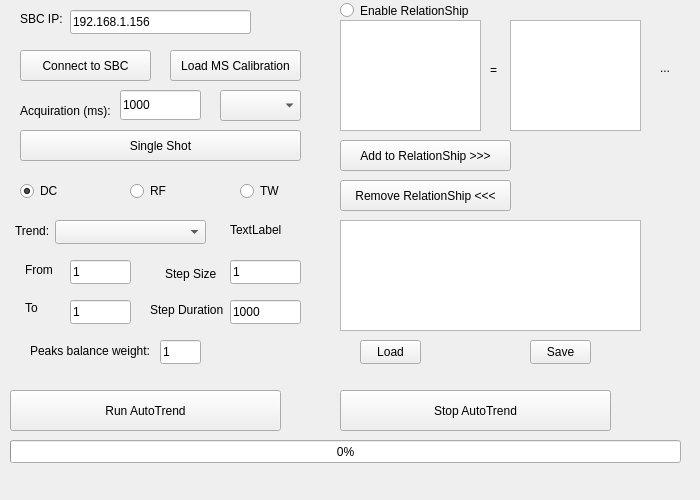
This is autotrend.ui in MOBILionSystems/MIPS-app-MOBILion as Qt 5 draws it before an edit. The edited form follows.
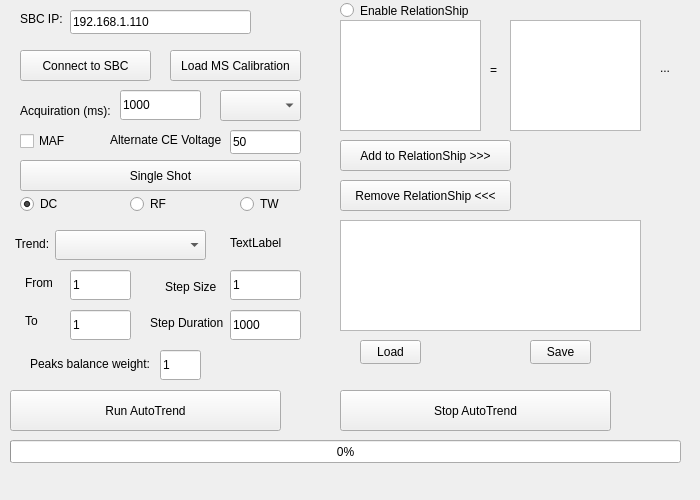
This is the edited form.

Patch:
```diff
--- a/autotrend.ui
+++ b/autotrend.ui
@@ -66,9 +66,9 @@
    <property name="geometry">
     <rect>
      <x>15</x>
-     <y>220</y>
+     <y>230</y>
      <width>41</width>
-     <height>21</height>
+     <height>27</height>
     </rect>
    </property>
    <property name="text">
@@ -79,9 +79,9 @@
    <property name="geometry">
     <rect>
      <x>55</x>
-     <y>220</y>
+     <y>230</y>
      <width>151</width>
-     <height>24</height>
+     <height>30</height>
     </rect>
    </property>
   </widget>
@@ -102,9 +102,9 @@
    <property name="geometry">
     <rect>
      <x>25</x>
-     <y>260</y>
+     <y>270</y>
      <width>31</width>
-     <height>20</height>
+     <height>26</height>
     </rect>
    </property>
    <property name="text">
@@ -115,9 +115,9 @@
    <property name="geometry">
     <rect>
      <x>25</x>
-     <y>300</y>
+     <y>310</y>
      <width>49</width>
-     <height>16</height>
+     <height>22</height>
     </rect>
    </property>
    <property name="text">
@@ -128,9 +128,9 @@
    <property name="geometry">
     <rect>
      <x>165</x>
-     <y>266</y>
+     <y>276</y>
      <width>61</width>
-     <height>16</height>
+     <height>22</height>
     </rect>
    </property>
    <property name="text">
@@ -141,9 +141,9 @@
    <property name="geometry">
     <rect>
      <x>150</x>
-     <y>300</y>
+     <y>310</y>
      <width>81</width>
-     <height>20</height>
+     <height>26</height>
     </rect>
    </property>
    <property name="text">
@@ -232,16 +232,16 @@
     </rect>
    </property>
    <property name="text">
-    <string>192.168.1.156</string>
+    <string>192.168.1.110</string>
    </property>
   </widget>
   <widget class="QLineEdit" name="trendFrom">
    <property name="geometry">
     <rect>
      <x>70</x>
-     <y>260</y>
+     <y>270</y>
      <width>61</width>
-     <height>24</height>
+     <height>30</height>
     </rect>
    </property>
    <property name="text">
@@ -252,9 +252,9 @@
    <property name="geometry">
     <rect>
      <x>70</x>
-     <y>300</y>
+     <y>310</y>
      <width>61</width>
-     <height>24</height>
+     <height>30</height>
     </rect>
    </property>
    <property name="text">
@@ -265,9 +265,9 @@
    <property name="geometry">
     <rect>
      <x>230</x>
-     <y>260</y>
+     <y>270</y>
      <width>71</width>
-     <height>24</height>
+     <height>30</height>
     </rect>
    </property>
    <property name="text">
@@ -278,9 +278,9 @@
    <property name="geometry">
     <rect>
      <x>230</x>
-     <y>300</y>
+     <y>310</y>
      <width>71</width>
-     <height>24</height>
+     <height>30</height>
     </rect>
    </property>
    <property name="text">
@@ -343,9 +343,9 @@
    <property name="geometry">
     <rect>
      <x>20</x>
-     <y>180</y>
+     <y>190</y>
      <width>91</width>
-     <height>22</height>
+     <height>28</height>
     </rect>
    </property>
    <property name="text">
@@ -362,9 +362,9 @@
    <property name="geometry">
     <rect>
      <x>130</x>
-     <y>180</y>
+     <y>190</y>
      <width>91</width>
-     <height>22</height>
+     <height>28</height>
     </rect>
    </property>
    <property name="text">
@@ -378,9 +378,9 @@
    <property name="geometry">
     <rect>
      <x>240</x>
-     <y>180</y>
+     <y>190</y>
      <width>91</width>
-     <height>22</height>
+     <height>28</height>
     </rect>
    </property>
    <property name="text">
@@ -394,9 +394,9 @@
    <property name="geometry">
     <rect>
      <x>230</x>
-     <y>220</y>
+     <y>230</y>
      <width>111</width>
-     <height>20</height>
+     <height>26</height>
     </rect>
    </property>
    <property name="text">
@@ -407,9 +407,9 @@
    <property name="geometry">
     <rect>
      <x>30</x>
-     <y>340</y>
+     <y>350</y>
      <width>131</width>
-     <height>21</height>
+     <height>27</height>
     </rect>
    </property>
    <property name="text">
@@ -420,9 +420,9 @@
    <property name="geometry">
     <rect>
      <x>160</x>
-     <y>340</y>
+     <y>350</y>
      <width>41</width>
-     <height>24</height>
+     <height>30</height>
     </rect>
    </property>
    <property name="text">
@@ -433,7 +433,7 @@
    <property name="geometry">
     <rect>
      <x>20</x>
-     <y>130</y>
+     <y>160</y>
      <width>281</width>
      <height>31</height>
     </rect>
@@ -491,6 +491,45 @@
     </rect>
    </property>
   </widget>
+  <widget class="QCheckBox" name="mafCheckBox">
+   <property name="geometry">
+    <rect>
+     <x>20</x>
+     <y>130</y>
+     <width>77</width>
+     <height>22</height>
+    </rect>
+   </property>
+   <property name="text">
+    <string>MAF</string>
+   </property>
+  </widget>
+  <widget class="QLabel" name="label_11">
+   <property name="geometry">
+    <rect>
+     <x>110</x>
+     <y>130</y>
+     <width>111</width>
+     <height>20</height>
+    </rect>
+   </property>
+   <property name="text">
+    <string>Alternate CE Voltage</string>
+   </property>
+  </widget>
+  <widget class="QLineEdit" name="ceVlineEdit">
+   <property name="geometry">
+    <rect>
+     <x>230</x>
+     <y>130</y>
+     <width>71</width>
+     <height>24</height>
+    </rect>
+   </property>
+   <property name="text">
+    <string>50</string>
+   </property>
+  </widget>
  </widget>
  <resources/>
  <connections/>
```
